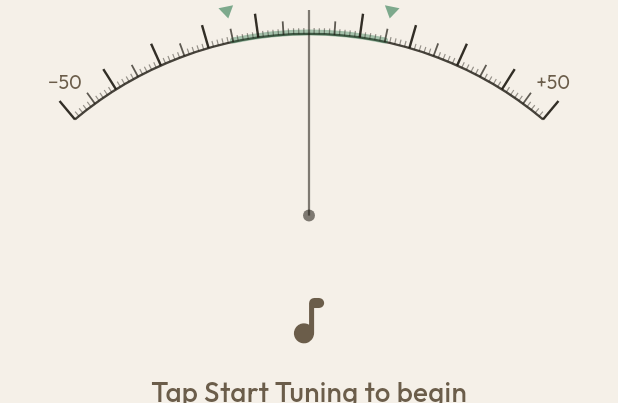
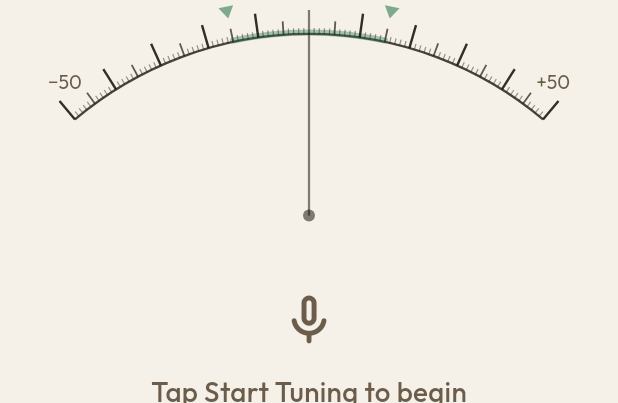
Before and after one commit to elinlin010/harp-tuner, a Flutter app: the screen it shows after launch, on a phone screen of 412 x 824 dp, the part 83-486 px from its top. Run offline on Flutter 3.47's test engine with Material 3 defaults, Android fonts, the phone set to English and light mode, and no system bars; our stand-ins replace audioplayers, flutter_riverpod, google_fonts, permission_handler, shared_preferences; missing offline and left inert: mic_stream, pitch_detector_dart.

Commit message:
style(design): FINDING-005 — align idle readout icons with mode toggle metaphor
Before tap: mic_none_rounded (inviting, neutral)
Listening with no note: graphic_eq_rounded (matches Auto mode waveform icon)
Unifies the icon language across toggle and gauge.

```diff
--- a/lib/widgets/tuner_gauge.dart
+++ b/lib/widgets/tuner_gauge.dart
@@ -517,7 +517,7 @@ class _IdleReadout extends StatelessWidget {
         mainAxisSize: MainAxisSize.min,
         children: [
           Icon(
-            isListening ? Icons.mic_rounded : Icons.music_note_rounded,
+            isListening ? Icons.graphic_eq_rounded : Icons.mic_none_rounded,
             size: 48,
             color: theme.textSecondary,
           ),
```
